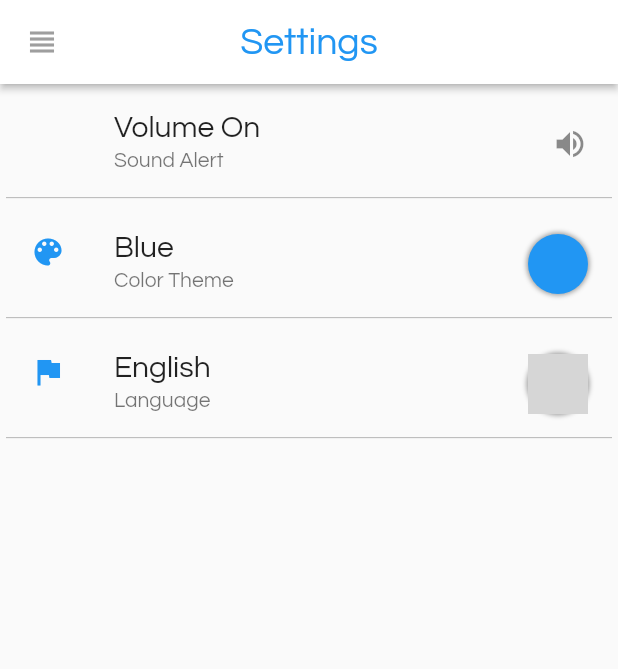
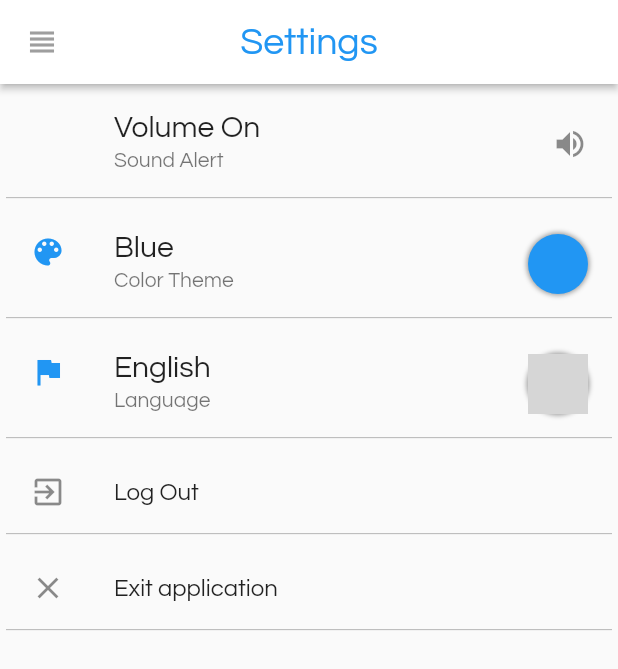
Before and after one commit to rodrigo-rocha/schoolmanager, a Flutter app: the Settings screen opened by its route, on a phone screen of 412 x 824 dp. Shown: the top 669 px of the screen. Run offline on Flutter 3.47's test engine with Material 2 defaults, Android fonts, the phone set to English and light mode, and no system bars; our stand-ins replace auto_size_text, flutter_datetime_picker, image_picker, pie_chart, rflutter_alert, table_calendar; missing offline and left inert: date_utils, flutter_sparkline; grey boxes are pictures that could not be loaded.

Commit message:
Added Logout and exit app to settings

```diff
--- a/lib/settings/settings.dart
+++ b/lib/settings/settings.dart
@@ -1,3 +1,5 @@
+import 'dart:io';
+
 import 'package:flutter/material.dart';
 import 'package:flutter_app_ihc/functions/functions.dart';
 
@@ -144,6 +146,44 @@ class SettingsState extends State<Settings> {
                     }),
                 elevation: 0.0,
               ),
+
+              Card(
+                color: Colors.transparent,
+                shape: UnderlineInputBorder(
+                    borderSide: BorderSide(
+                      width: 0.5,
+                      color: Colors.grey,
+                    )),
+                child: ListTile(
+                    title: Text("Log Out"),
+                    leading: Icon(
+                      Icons.exit_to_app,
+                    ),
+                    onTap: () {
+                      //Navigator.popUntil(context, ModalRoute.withName('/login'));
+                      Navigator.pushNamed(context, '/');
+                    }),
+                elevation: 0.0,
+              ),
+
+              Card(
+                color: Colors.transparent,
+                shape: UnderlineInputBorder(
+                  borderSide: BorderSide(
+                    width: 0.5,
+                    color: Colors.grey,
+                  )),
+                child: ListTile(
+                  title: Text("Exit application"),
+                  leading: Icon(
+                    Icons.clear,
+                  ),
+                  onTap: () {
+                    //Navigator.popUntil(context, ModalRoute.withName('/login'));
+                    exit(0);
+                  }),
+                elevation: 0.0,
+              ),
             ],
           ),
         ),
```
